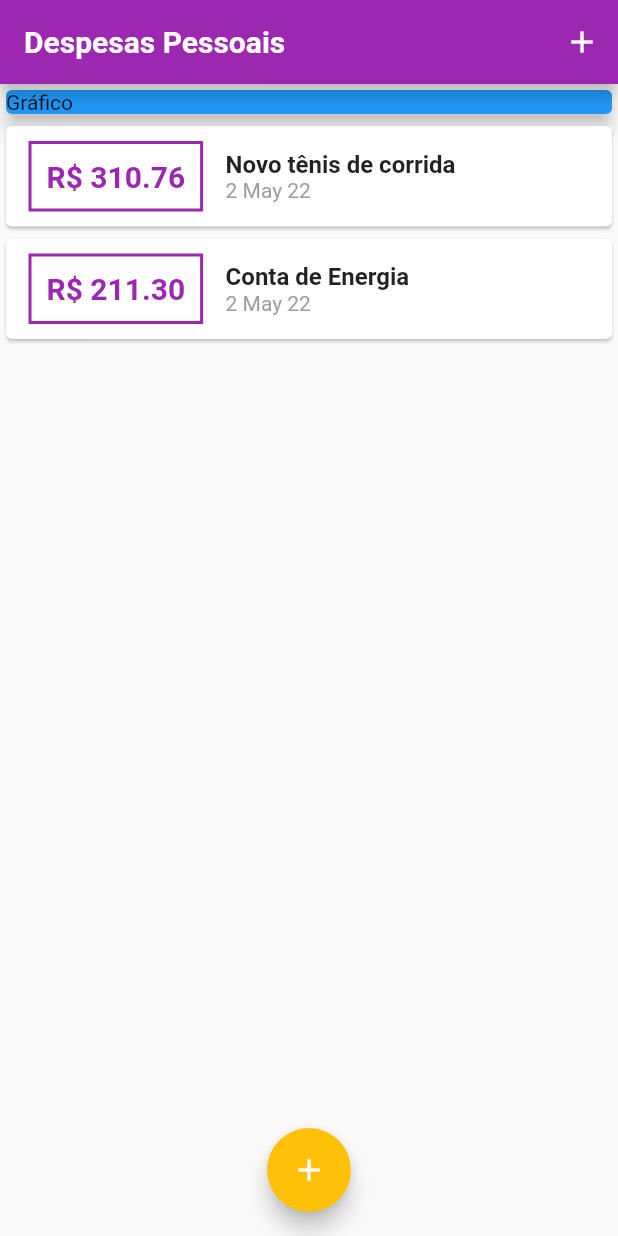
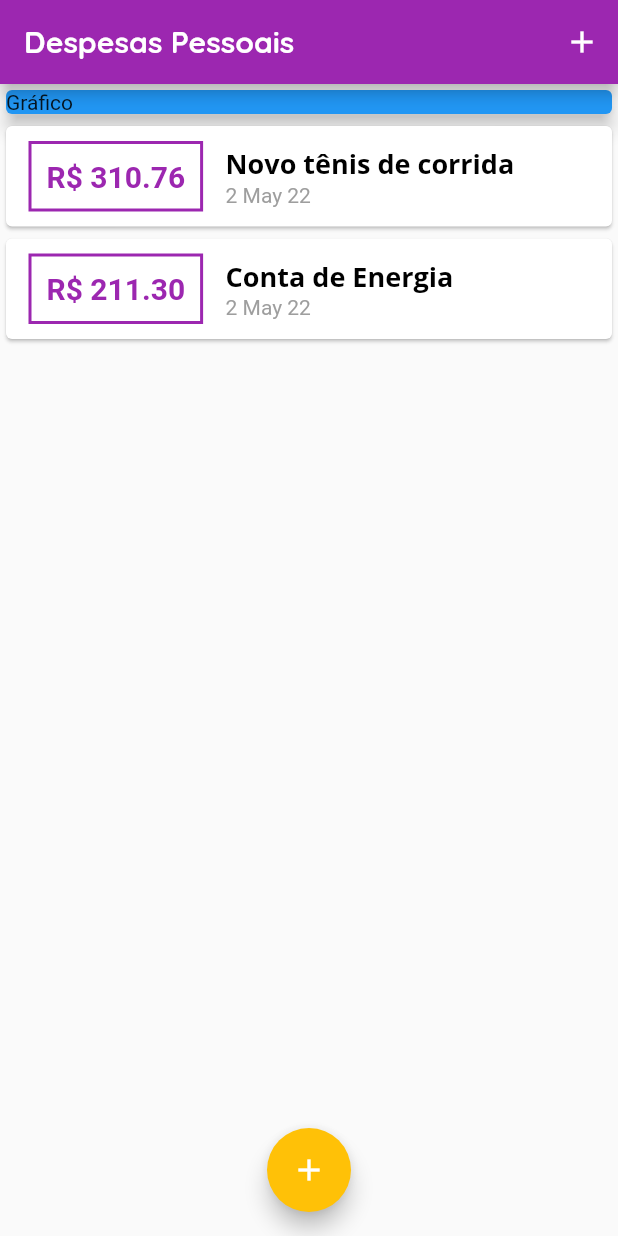
Before and after one commit to fhtozetto/Exenses, a Flutter app: the screen it shows after launch, on a phone screen of 412 x 824 dp. Run offline on Flutter 3.47's test engine with Material 2 defaults, Android fonts, the phone set to English and light mode, and no system bars.

Commit message:
Customer fonts & theme

```diff
--- a/lib/components/transaction_list.dart
+++ b/lib/components/transaction_list.dart
@@ -34,19 +34,19 @@ class TransactionList extends StatelessWidget {
                   child: Text(
                     'R\$ ${tr.value.toStringAsFixed(2)}',
                     style: TextStyle(
-                        fontWeight: FontWeight.bold,
-                        fontSize: 20,
-                        color: Theme.of(context).colorScheme.primary),
+                      fontWeight: FontWeight.bold,
+                      fontSize: 20,
+                      color: Theme.of(context).colorScheme.primary,
+                    ),
                   ),
                 ),
                 Column(
                   crossAxisAlignment: CrossAxisAlignment.start,
                   children: [
-                    Text(tr.title,
-                        style: const TextStyle(
-                          fontSize: 16,
-                          fontWeight: FontWeight.bold,
-                        )),
+                    Text(
+                      tr.title,
+                      style: Theme.of(context).textTheme.headline6,
+                    ),
                     Text(DateFormat('d MMM yy').format(tr.date),
                         style: const TextStyle(color: Colors.grey)),
                   ],
--- a/lib/main.dart
+++ b/lib/main.dart
@@ -22,7 +22,7 @@ class ExpensesApp extends StatelessWidget {
         ),
         textTheme: tema.textTheme.copyWith(
           headline6: const TextStyle(
-            fontFamily: 'openSans',
+            fontFamily: 'OpenSans',
             fontSize: 18,
             fontWeight: FontWeight.bold,
             color: Colors.black,
@@ -30,7 +30,7 @@ class ExpensesApp extends StatelessWidget {
         ),
         appBarTheme: const AppBarTheme(
           titleTextStyle: TextStyle(
-            fontFamily: 'OpenSans',
+            fontFamily: 'Quicksand',
             fontSize: 20,
             fontWeight: FontWeight.bold,
           ),
```
Also changed, not shown: pubspec.yaml (+14 -6 lines), assets/fonts/OpenSans-Bold.ttf (added), assets/fonts/OpenSans-Regular.ttf (added), assets/fonts/Quicksand-Bold.ttf (added), assets/fonts/Quicksand-Light.ttf (added), assets/fonts/Quicksand-Medium.ttf (added), assets/fonts/Quicksand-Regular.ttf (added).
